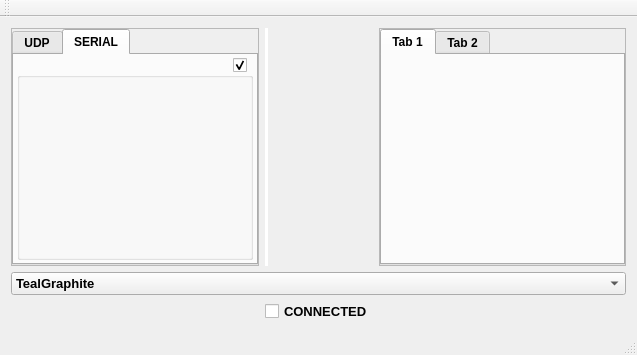
Old version of the form UDPSerialApp_workingSerialMasterSlave/mainwindow.ui in the repository Saikumar183/GenericModules_Qt.
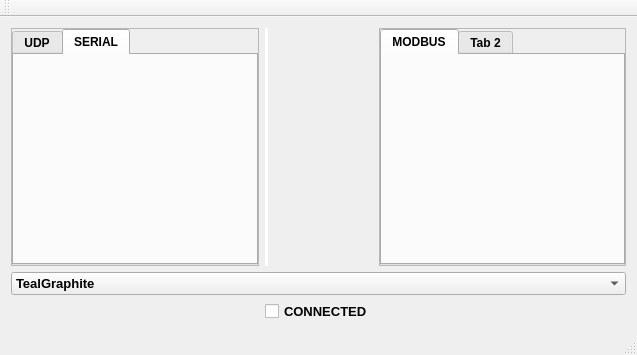
New version of the form. Icons and pictures are not drawn.

Commit message: added grid for data , byte conversion also added. completely tested with third party modbus rtu applications.

The edit to the form file:
```diff
--- a/UDPSerialApp_workingSerialMasterSlave/mainwindow.ui
+++ b/UDPSerialApp_workingSerialMasterSlave/mainwindow.ui
@@ -81,33 +81,13 @@
             <number>3</number>
            </property>
            <item row="0" column="0">
-            <widget class="QGroupBox" name="groupBox">
-             <property name="title">
-              <string/>
+            <widget class="QWidget" name="serialPlaceholder" native="true">
+             <property name="sizePolicy">
+              <sizepolicy hsizetype="Expanding" vsizetype="Expanding">
+               <horstretch>0</horstretch>
+               <verstretch>0</verstretch>
+              </sizepolicy>
              </property>
-             <property name="alignment">
-              <set>Qt::AlignRight|Qt::AlignTrailing|Qt::AlignVCenter</set>
-             </property>
-             <property name="checkable">
-              <bool>true</bool>
-             </property>
-             <layout class="QVBoxLayout" name="verticalLayout_2">
-              <property name="leftMargin">
-               <number>0</number>
-              </property>
-              <property name="topMargin">
-               <number>0</number>
-              </property>
-              <property name="rightMargin">
-               <number>0</number>
-              </property>
-              <property name="bottomMargin">
-               <number>0</number>
-              </property>
-              <item>
-               <layout class="QVBoxLayout" name="verticalLayout"/>
-              </item>
-             </layout>
             </widget>
            </item>
           </layout>
@@ -155,7 +135,7 @@
          </property>
          <widget class="QWidget" name="tab_3">
           <attribute name="title">
-           <string>Tab 1</string>
+           <string>MODBUS</string>
           </attribute>
           <layout class="QGridLayout" name="gridLayout_6">
            <item row="0" column="0">
```
The commit also changes 29 other files.
